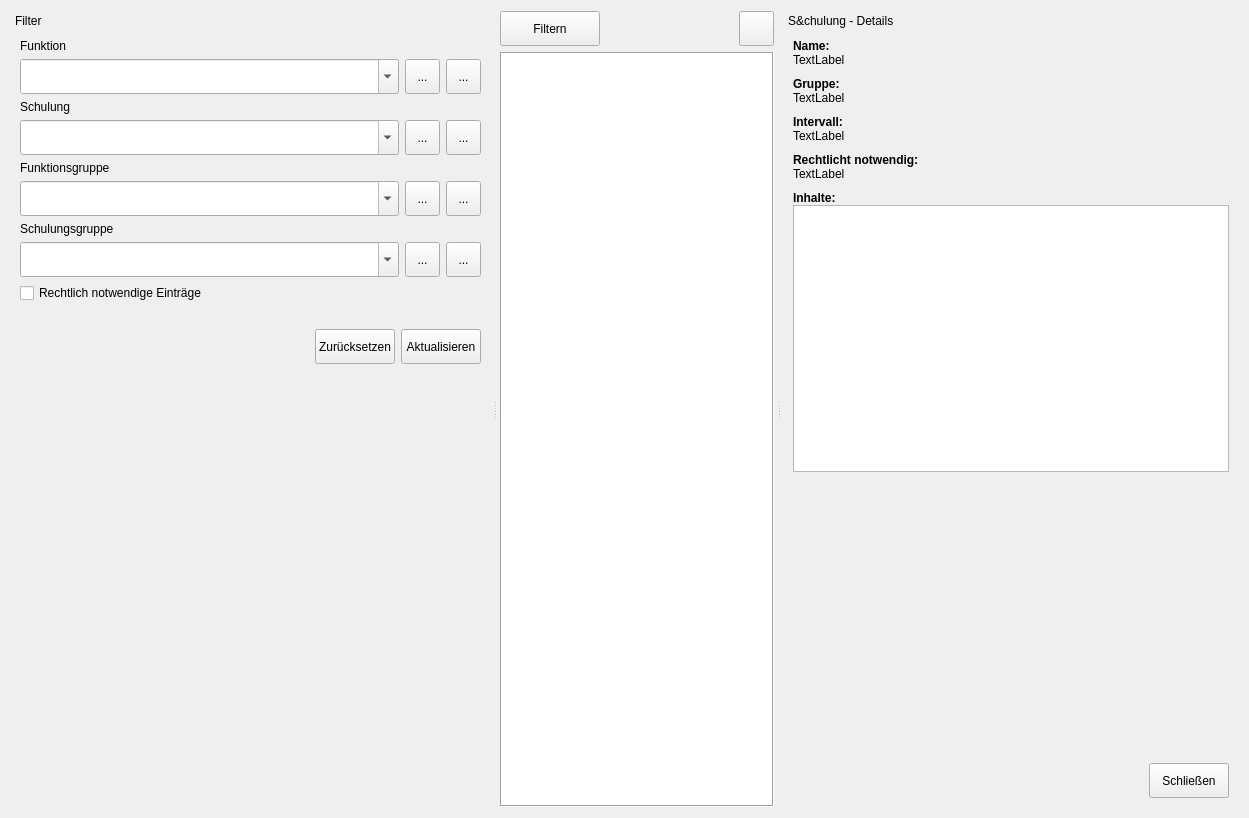
The window that ui/qmqualimatrixwidget.ui (Christian-Kr/QualificationMatrix) describes before a commit, drawn with Qt 5.
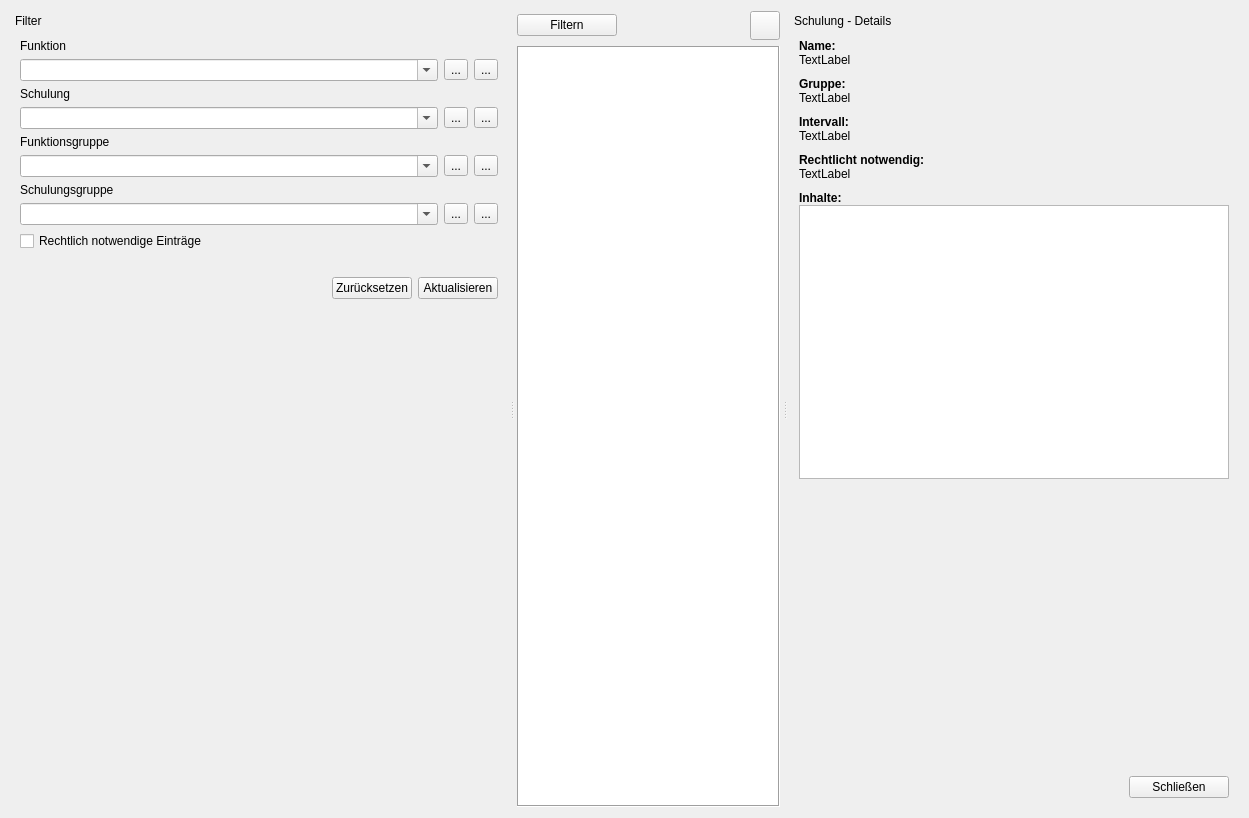
The same window after the commit. Icons and pictures are not drawn. Custom widgets are drawn as their Qt base class.

Commit message: Small design optimizations

```diff
--- a/ui/qmqualimatrixwidget.ui
+++ b/ui/qmqualimatrixwidget.ui
@@ -31,7 +31,7 @@
      <widget class="QDockWidget" name="dwFilter">
       <property name="minimumSize">
        <size>
-        <width>317</width>
+        <width>332</width>
         <height>494</height>
        </size>
       </property>
@@ -69,12 +69,6 @@
           </item>
           <item>
            <widget class="QToolButton" name="tbResetFuncGroup">
-            <property name="minimumSize">
-             <size>
-              <width>35</width>
-              <height>35</height>
-             </size>
-            </property>
             <property name="toolTip">
              <string>Zurücksetzen</string>
             </property>
@@ -95,12 +89,6 @@
           </item>
           <item>
            <widget class="QToolButton" name="tbExtSelFuncGroup">
-            <property name="minimumSize">
-             <size>
-              <width>35</width>
-              <height>35</height>
-             </size>
-            </property>
             <property name="toolTip">
              <string>Erweiterte Auswahl</string>
             </property>
@@ -148,12 +136,6 @@
           </item>
           <item>
            <widget class="QToolButton" name="tbResetTrainGroup">
-            <property name="minimumSize">
-             <size>
-              <width>35</width>
-              <height>35</height>
-             </size>
-            </property>
             <property name="toolTip">
              <string>Zurücksetzen</string>
             </property>
@@ -174,12 +156,6 @@
           </item>
           <item>
            <widget class="QToolButton" name="tbExtSelTrainGroup">
-            <property name="minimumSize">
-             <size>
-              <width>35</width>
-              <height>35</height>
-             </size>
-            </property>
             <property name="toolTip">
              <string>Erweiterte Auswahl</string>
             </property>
@@ -220,12 +196,6 @@
           </item>
           <item>
            <widget class="QToolButton" name="tbResetTrain">
-            <property name="minimumSize">
-             <size>
-              <width>35</width>
-              <height>35</height>
-             </size>
-            </property>
             <property name="toolTip">
              <string>Zurücksetzen</string>
             </property>
@@ -246,12 +216,6 @@
           </item>
           <item>
            <widget class="QToolButton" name="tbExtSelTrain">
-            <property name="minimumSize">
-             <size>
-              <width>35</width>
-              <height>35</height>
-             </size>
-            </property>
             <property name="toolTip">
              <string>Erweiterte Auswahl</string>
             </property>
@@ -292,12 +256,6 @@
           </item>
           <item>
            <widget class="QToolButton" name="tbResetFunc">
-            <property name="minimumSize">
-             <size>
-              <width>35</width>
-              <height>35</height>
-             </size>
-            </property>
             <property name="toolTip">
              <string>Zurücksetzen</string>
             </property>
@@ -318,12 +276,6 @@
           </item>
           <item>
            <widget class="QToolButton" name="tbExtSelFunc">
-            <property name="minimumSize">
-             <size>
-              <width>35</width>
-              <height>35</height>
-             </size>
-            </property>
             <property name="toolTip">
              <string>Erweiterte Auswahl</string>
             </property>
@@ -361,12 +313,6 @@
           </item>
           <item>
            <widget class="QPushButton" name="tbFilterReset">
-            <property name="minimumSize">
-             <size>
-              <width>0</width>
-              <height>35</height>
-             </size>
-            </property>
             <property name="text">
              <string>Zurücksetzen</string>
             </property>
@@ -384,12 +330,6 @@
           </item>
           <item>
            <widget class="QPushButton" name="tbFilterUpdate">
-            <property name="minimumSize">
-             <size>
-              <width>0</width>
-              <height>35</height>
-             </size>
-            </property>
             <property name="text">
              <string>Aktualisieren</string>
             </property>
@@ -479,7 +419,7 @@
            <property name="minimumSize">
             <size>
              <width>100</width>
-             <height>35</height>
+             <height>0</height>
             </size>
            </property>
            <property name="text">
@@ -512,12 +452,6 @@
          </item>
          <item>
           <widget class="QToolButton" name="tbLock">
-           <property name="minimumSize">
-            <size>
-             <width>35</width>
-             <height>35</height>
-            </size>
-           </property>
            <property name="text">
             <string/>
            </property>
@@ -600,7 +534,7 @@
        <set>QDockWidget::NoDockWidgetFeatures</set>
       </property>
       <property name="windowTitle">
-       <string>S&amp;chulung - Details</string>
+       <string>Schulung - Details</string>
       </property>
       <widget class="QWidget" name="dockWidgetContents_2">
        <layout class="QGridLayout" name="gridLayout_3">
@@ -704,8 +638,8 @@
            <widget class="QPushButton" name="pbClose">
             <property name="minimumSize">
              <size>
-              <width>0</width>
-              <height>35</height>
+              <width>100</width>
+              <height>0</height>
              </size>
             </property>
             <property name="text">
```
The commit also changes 5 other files.
